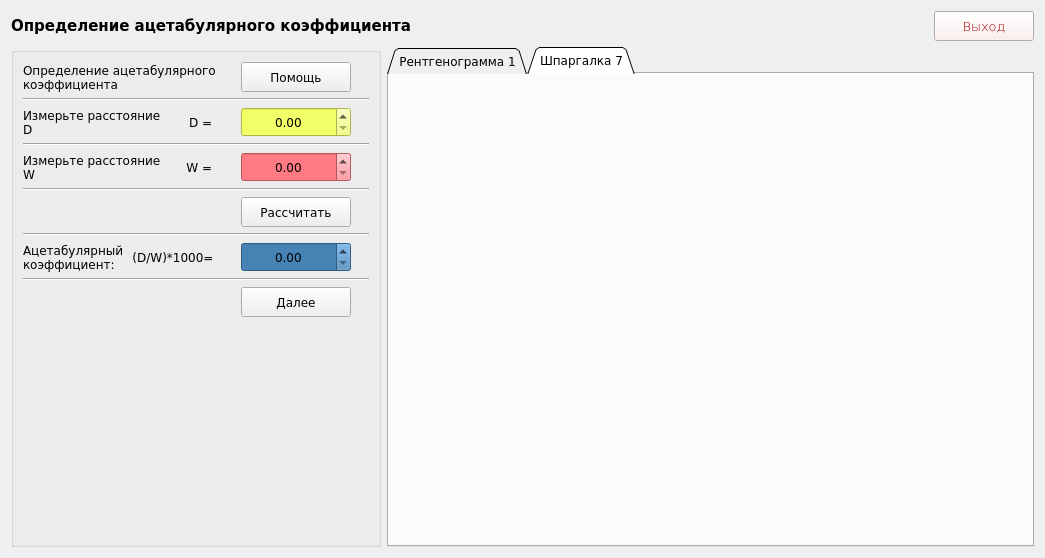
Qt form Medic/forms/ui/form6.ui (W3STi/Medical-calculate-programm) before a commit.
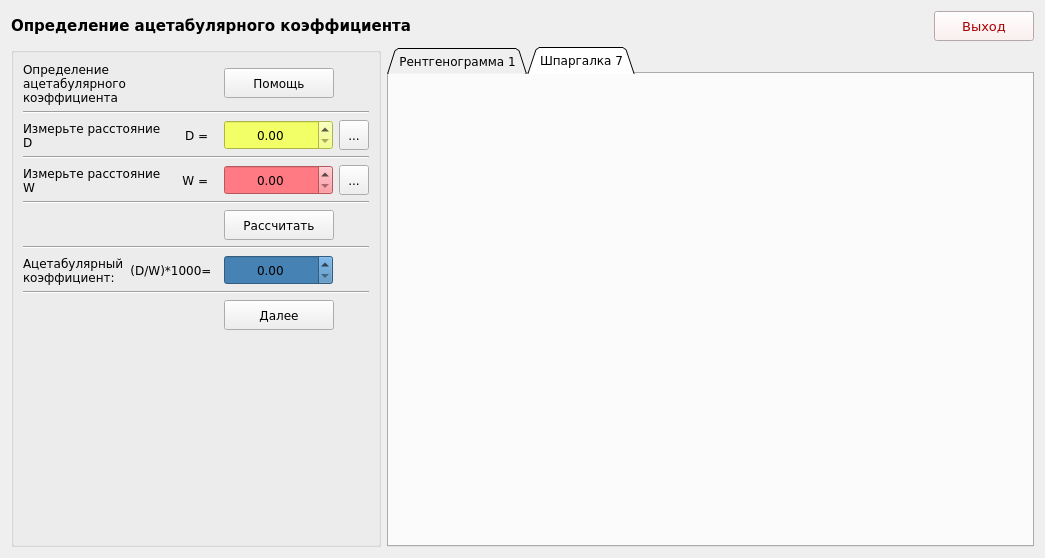
The same form after that commit.

Patch:
```diff
--- a/Medic/forms/ui/form6.ui
+++ b/Medic/forms/ui/form6.ui
@@ -7,7 +7,7 @@
     <x>0</x>
     <y>0</y>
     <width>1045</width>
-    <height>548</height>
+    <height>554</height>
    </rect>
   </property>
   <property name="windowTitle">
@@ -55,7 +55,6 @@
       <font>
        <family>Verdana</family>
        <pointsize>10</pointsize>
-       <weight>9</weight>
        <italic>false</italic>
        <bold>false</bold>
       </font>
@@ -485,6 +484,32 @@
         </property>
        </widget>
       </item>
+      <item row="2" column="5">
+       <widget class="QToolButton" name="toolButton">
+        <property name="minimumSize">
+         <size>
+          <width>30</width>
+          <height>30</height>
+         </size>
+        </property>
+        <property name="text">
+         <string>...</string>
+        </property>
+       </widget>
+      </item>
+      <item row="5" column="5">
+       <widget class="QToolButton" name="toolButton_2">
+        <property name="minimumSize">
+         <size>
+          <width>30</width>
+          <height>30</height>
+         </size>
+        </property>
+        <property name="text">
+         <string>...</string>
+        </property>
+       </widget>
+      </item>
      </layout>
     </widget>
    </item>
```
Left out of the diff: 1 changed line with no effect on the pictures.
